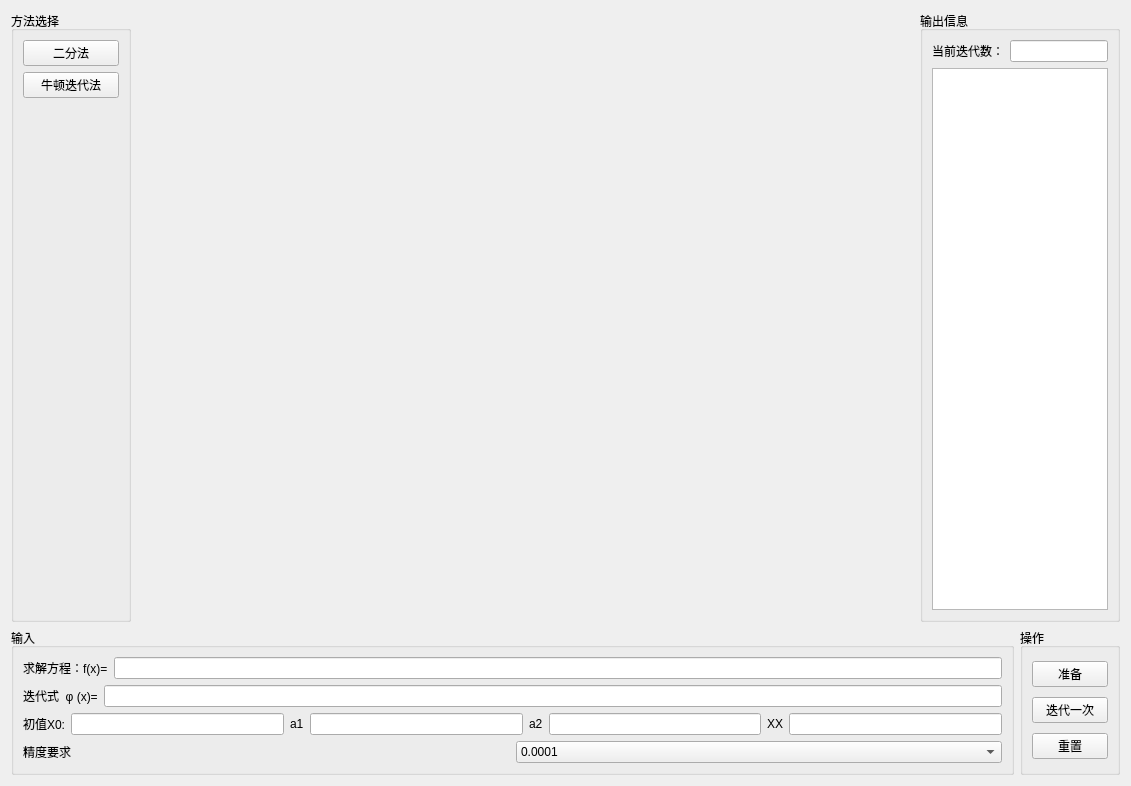
Before: the Qt Designer form source/FrameEquation/FrameFunc.ui in muaying/num, drawn with Qt 5.
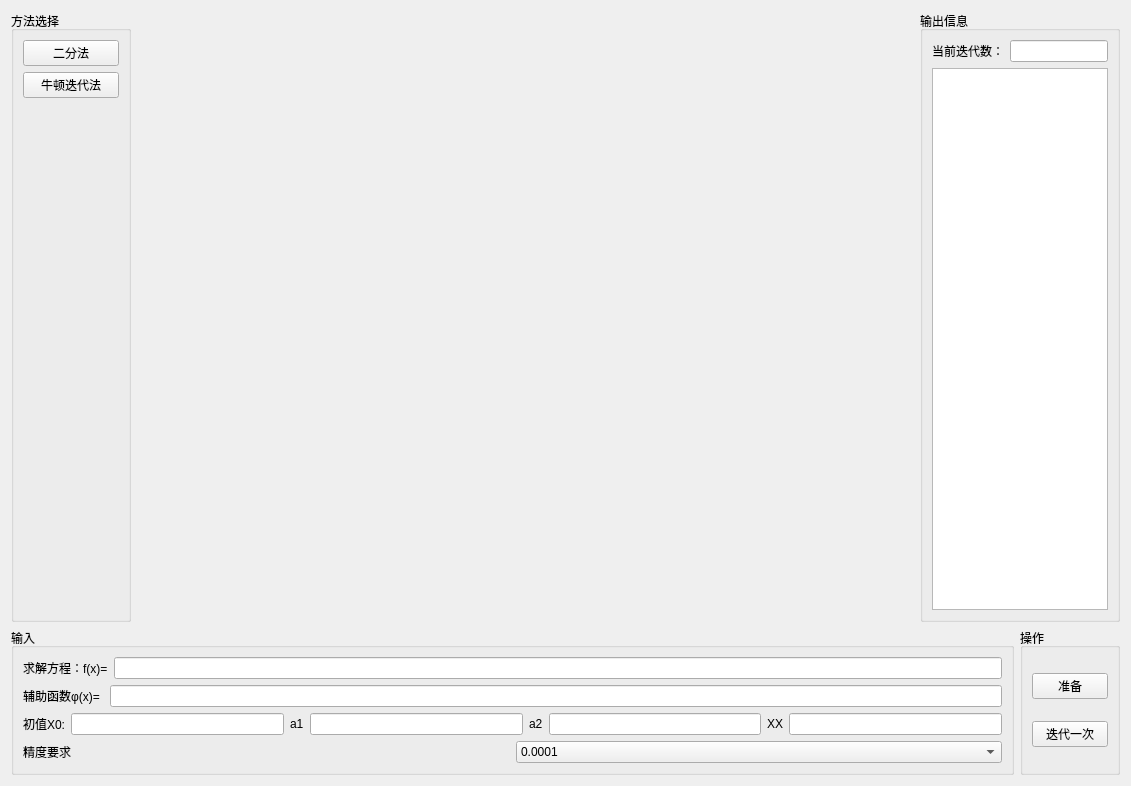
After: the same form once the commit is applied. Custom widgets are drawn as their Qt base class.

What changed in the file:
```diff
--- a/source/FrameEquation/FrameFunc.ui
+++ b/source/FrameEquation/FrameFunc.ui
@@ -130,7 +130,7 @@
           <item>
            <widget class="QLabel" name="label_3">
             <property name="text">
-             <string>迭代式  φ (x)=</string>
+             <string>辅助函数φ(x)= </string>
             </property>
            </widget>
           </item>
@@ -246,13 +246,6 @@
           </property>
          </widget>
         </item>
-        <item>
-         <widget class="QPushButton" name="btn_reset">
-          <property name="text">
-           <string>重置</string>
-          </property>
-         </widget>
-        </item>
        </layout>
       </widget>
      </item>
```
